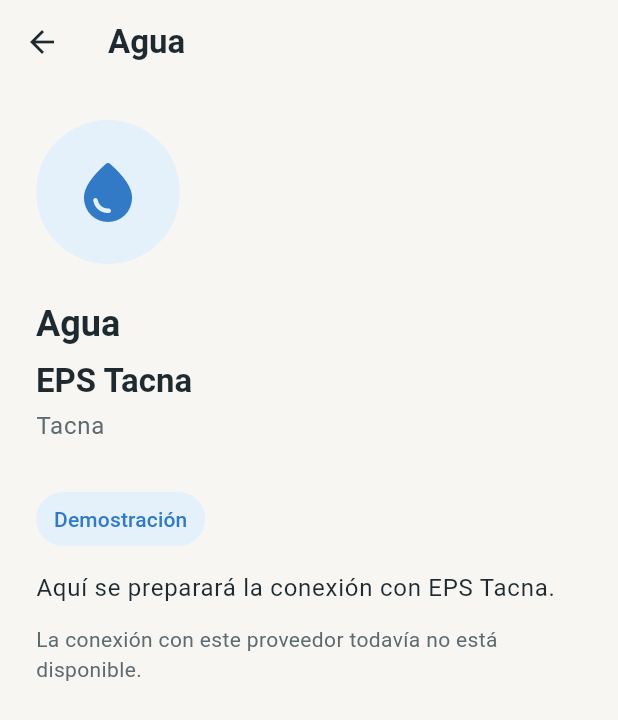
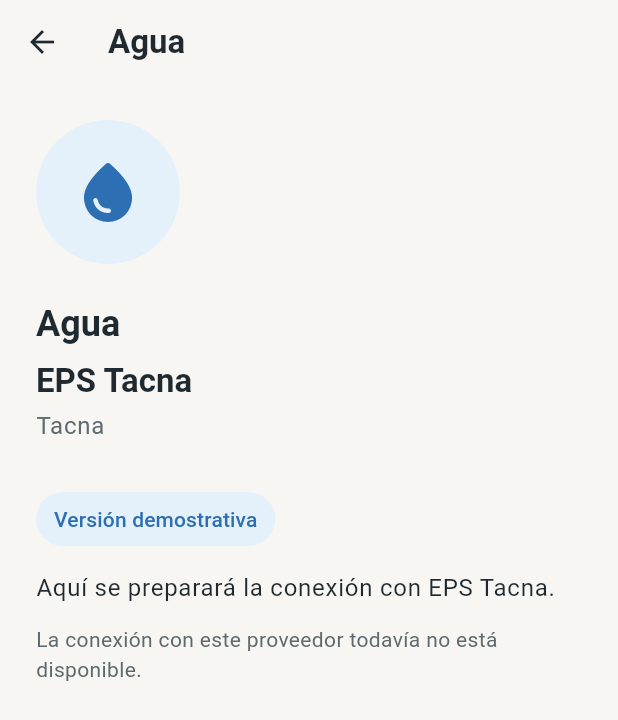
Before and after one commit to Dray-Lexter/ConsumoPlus, a Flutter app: the screen it shows after launch, after a tap on "Agua", on a phone screen of 412 x 824 dp. Shown: the top 720 px of the screen. Run offline on Flutter 3.47's test engine with Material 3 defaults, Android fonts, the phone set to English and light mode, and no system bars.

Commit message:
fix: address final accessibility review

```diff
--- a/lib/app/config/app_copy.dart
+++ b/lib/app/config/app_copy.dart
@@ -18,7 +18,7 @@ abstract final class AppCopy {
       'No pudimos completar el inicio. Intenta nuevamente.';
   static const retryAction = 'Intentar nuevamente';
   static const routeUnavailable = 'Ruta no disponible';
-  static const demoLabel = 'Demostración';
+  static const demoLabel = 'Versión demostrativa';
   static const unavailableConnection =
       'La conexión con este proveedor todavía no está disponible.';
 
--- a/lib/app/theme/app_colors.dart
+++ b/lib/app/theme/app_colors.dart
@@ -6,7 +6,7 @@ abstract final class AppColors {
   static const ink = Color(0xFF1E2A30);
   static const mutedInk = Color(0xFF5D6A70);
   static const outline = Color(0xFFDDE2DF);
-  static const water = Color(0xFF327AC5);
+  static const water = Color(0xFF2C6FB2);
   static const waterContainer = Color(0xFFE4F1FB);
   static const electricity = Color(0xFF9A5700);
   static const electricityContainer = Color(0xFFFFEDCF);
--- a/lib/features/splash/splash_screen.dart
+++ b/lib/features/splash/splash_screen.dart
@@ -100,7 +100,7 @@ class _SplashContent extends StatelessWidget {
     return Column(
       mainAxisSize: MainAxisSize.min,
       children: [
-        const BrandMark(),
+        const ExcludeSemantics(child: BrandMark()),
         const SizedBox(height: AppSpacing.lg),
         Text(
           AppMetadata.name,
--- a/lib/shared/widgets/brand_mark.dart
+++ b/lib/shared/widgets/brand_mark.dart
@@ -2,6 +2,8 @@ import 'package:consumo_plus/app/config/app_metadata.dart';
 import 'package:consumo_plus/app/theme/app_colors.dart';
 import 'package:consumo_plus/app/theme/app_radii.dart';
 import 'package:consumo_plus/app/theme/app_spacing.dart';
+import 'package:consumo_plus/app/theme/utility_visual_config.dart';
+import 'package:consumo_plus/core/models/utility_type.dart';
 import 'package:flutter/material.dart';
 
 class BrandMark extends StatelessWidget {
@@ -11,6 +13,9 @@ class BrandMark extends StatelessWidget {
 
   @override
   Widget build(BuildContext context) {
+    final waterVisual = UtilityType.water.visual;
+    final electricityVisual = UtilityType.electricity.visual;
+
     return Semantics(
       label: AppMetadata.name,
       image: true,
@@ -29,16 +34,16 @@ class BrandMark extends StatelessWidget {
             child: Row(
               mainAxisSize: MainAxisSize.min,
               children: [
-                const Icon(
-                  Icons.water_drop_rounded,
+                Icon(
+                  waterVisual.icon,
                   size: AppSpacing.lg,
-                  color: AppColors.water,
+                  color: waterVisual.accent,
                 ),
                 const SizedBox(width: AppSpacing.xs),
-                const Icon(
-                  Icons.bolt_rounded,
+                Icon(
+                  electricityVisual.icon,
                   size: AppSpacing.lg,
-                  color: AppColors.electricity,
+                  color: electricityVisual.accent,
                 ),
               ],
             ),
```
Also changed, not shown: 4 other files.
